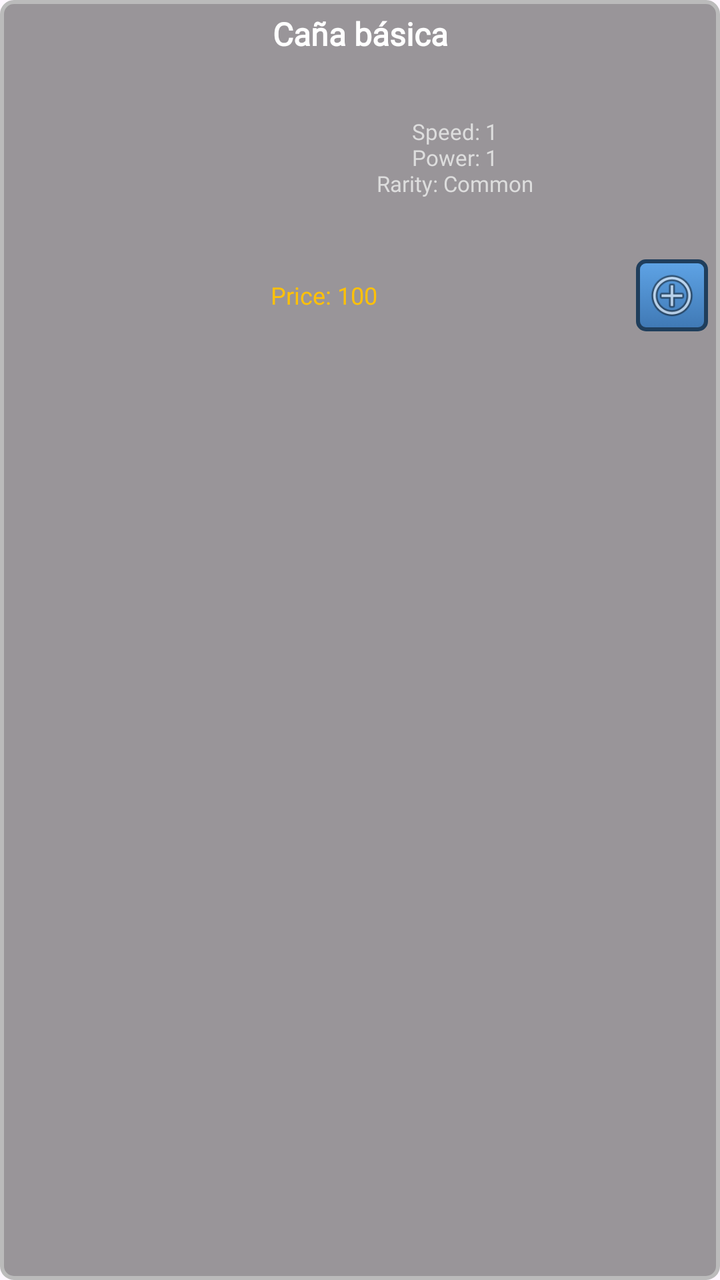
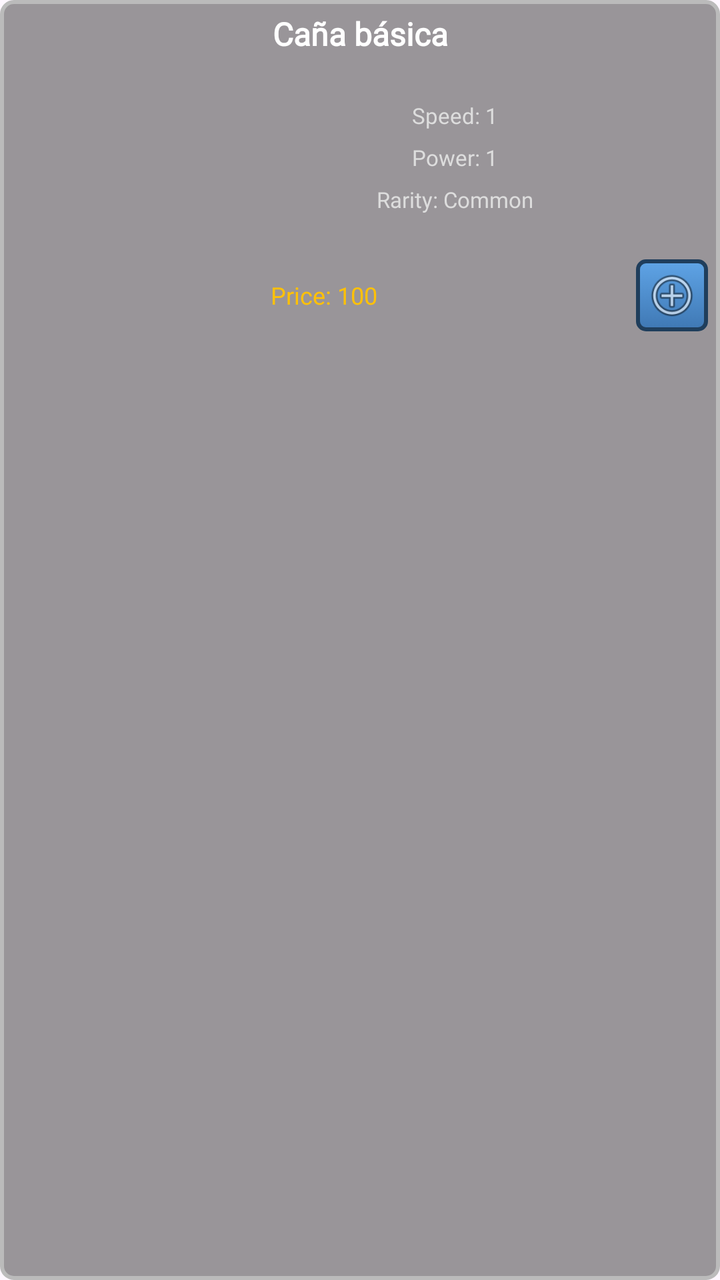

Two renders of the same Android screen: before a commit and after it. Below are the layout's source before the change and the commit's diff.
<!-- AndroidManifest.xml: application theme Theme.Android_Proyecto -->
<!-- res/layout/item_rod.xml -->
<?xml version="1.0" encoding="utf-8"?>
<LinearLayout xmlns:android="http://schemas.android.com/apk/res/android"
    android:layout_width="match_parent"
    android:layout_height="wrap_content"
    android:layout_margin="3dp"
    android:orientation="vertical"
    android:background="@drawable/bg_rod_card"
    android:padding="6dp">

    
    <TextView
        android:id="@+id/tvRodName"
        android:layout_width="match_parent"
        android:layout_height="wrap_content"
        android:fontFamily="@font/pixel_font"
        android:paddingBottom="6dp"
        android:text="Caña básica"
        android:textAlignment="center"
        android:textColor="#FFFFFF"
        android:textSize="16sp"
        android:textStyle="bold" />

    
    <LinearLayout
        android:layout_width="match_parent"
        android:layout_height="90dp"
        android:orientation="horizontal">

        <ImageView
            android:id="@+id/imgRod"
            android:layout_width="90dp"
            android:layout_height="match_parent"
            android:layout_marginEnd="5dp"
            android:adjustViewBounds="true"
            android:scaleType="centerCrop" />

        
        <LinearLayout
            android:layout_width="0dp"
            android:layout_height="match_parent"
            android:layout_weight="1"
            android:gravity="center"
            android:orientation="vertical">

            <TextView
                android:id="@+id/tvRodDesc"
                android:layout_width="wrap_content"
                android:layout_height="wrap_content"
                android:fontFamily="@font/pixel_font"
                android:text="Speed: 1\nPower: 1\nRarity: Common"
                android:textColor="#DDDDDD"
                android:textSize="11sp"
                android:gravity="center"/>
        </LinearLayout>

    </LinearLayout>


    
    <LinearLayout
        android:layout_width="match_parent"
        android:layout_height="wrap_content"
        android:orientation="horizontal"
        android:gravity="center_vertical"
        android:paddingTop="6dp">

        <TextView
            android:id="@+id/tvRodPrice"
            android:layout_width="0dp"
            android:layout_height="wrap_content"
            android:layout_weight="1"
            android:fontFamily="@font/pixel_font"
            android:text="Price: 100"
            android:textAlignment="center"
            android:textColor="#FFC107"
            android:textSize="12sp" />

        <ImageButton
            android:id="@+id/btnBuy"
            android:layout_width="36dp"
            android:layout_height="36dp"
            android:background="@drawable/pixel_button_bg"
            android:contentDescription="Comprar"
            android:padding="4dp"
            android:scaleType="centerInside"
            android:src="@android:drawable/ic_menu_add" />
    </LinearLayout>

</LinearLayout>
<!-- resources referenced by this layout -->
<resources>
  <!-- drawable bg_rod_card (drawable) -->
  <?xml version="1.0" encoding="utf-8"?>
  <shape xmlns:android="http://schemas.android.com/apk/res/android"
      android:shape="rectangle">
  
      <solid android:color="#66000000" />
  
      <stroke
          android:width="2dp"
          android:color="#BBBBBB" />
  
      <corners android:radius="6dp" />
  
      <padding
          android:left="6dp"
          android:top="6dp"
          android:right="6dp"
          android:bottom="6dp" />
  </shape>
  <!-- drawable pixel_button_bg (drawable) -->
  <?xml version="1.0" encoding="utf-8"?>
  <selector xmlns:android="http://schemas.android.com/apk/res/android">
  
      <item android:state_pressed="true">
          <shape android:shape="rectangle">
              <corners android:radius="4dp"/>
              <solid android:color="#2D5A8C"/>
              <stroke android:width="2dp" android:color="#1F3E5C"/>
          </shape>
      </item>
  
      <item>
          <shape android:shape="rectangle">
              <corners android:radius="4dp"/>
              <stroke android:width="2dp" android:color="#1F3E5C"/>
              <gradient
                  android:angle="270"
                  android:startColor="#5FA4E6"  android:endColor="#3F78B4"    android:type="linear"/>
          </shape>
      </item>
  </selector>
  <style name="Theme.Android_Proyecto" parent="Base.Theme.Android_Proyecto" />
  <style name="Base.Theme.Android_Proyecto" parent="Theme.Material3.DayNight.NoActionBar">
          
          
      </style>
</resources>

<!-- the commit's change to res/layout/item_rod.xml (unified diff, before → after) -->
@@ -13,6 +13,7 @@
         android:layout_width="match_parent"
         android:layout_height="wrap_content"
         android:fontFamily="@font/pixel_font"
+        android:gravity="center"
         android:paddingBottom="6dp"
         android:text="Caña básica"
         android:textAlignment="center"
@@ -34,7 +35,6 @@
             android:adjustViewBounds="true"
             android:scaleType="centerCrop" />
 
-        
         <LinearLayout
             android:layout_width="0dp"
             android:layout_height="match_parent"
@@ -47,10 +47,11 @@
                 android:layout_width="wrap_content"
                 android:layout_height="wrap_content"
                 android:fontFamily="@font/pixel_font"
+                android:gravity="center"
+                android:lineSpacingExtra="8sp"
                 android:text="Speed: 1\nPower: 1\nRarity: Common"
                 android:textColor="#DDDDDD"
-                android:textSize="11sp"
-                android:gravity="center"/>
+                android:textSize="11sp" />
         </LinearLayout>
 
     </LinearLayout>
@@ -70,6 +71,7 @@
             android:layout_height="wrap_content"
             android:layout_weight="1"
             android:fontFamily="@font/pixel_font"
+            android:gravity="center"
             android:text="Price: 100"
             android:textAlignment="center"
             android:textColor="#FFC107"
